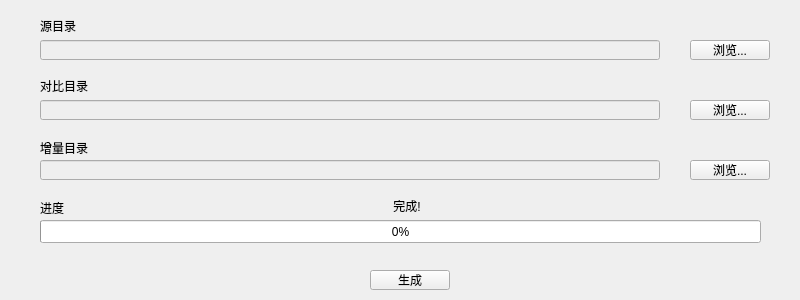
Before: the Qt Designer form mainwindow.ui in moonagic/QTMerger, drawn with Qt 5.
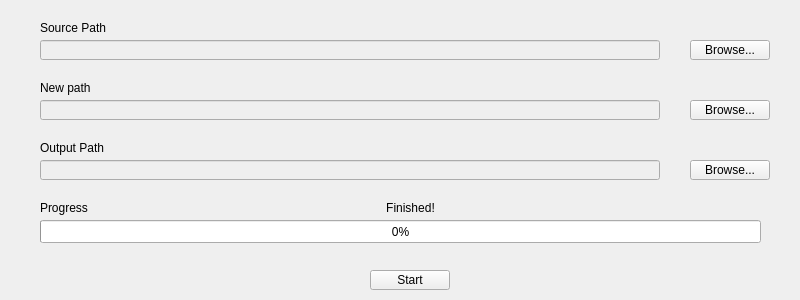
After: the same form once the commit is applied.

Diff of the .ui file:
```diff
--- a/mainwindow.ui
+++ b/mainwindow.ui
@@ -58,12 +58,12 @@
      <rect>
       <x>40</x>
       <y>20</y>
-      <width>54</width>
-      <height>12</height>
+      <width>251</width>
+      <height>16</height>
      </rect>
     </property>
     <property name="text">
-     <string>源目录</string>
+     <string>Source Path</string>
     </property>
    </widget>
    <widget class="QLabel" name="label_2">
@@ -71,12 +71,12 @@
      <rect>
       <x>40</x>
       <y>80</y>
-      <width>54</width>
-      <height>12</height>
+      <width>181</width>
+      <height>16</height>
      </rect>
     </property>
     <property name="text">
-     <string>对比目录</string>
+     <string>New path</string>
     </property>
    </widget>
    <widget class="QLabel" name="label_3">
@@ -89,7 +89,7 @@
      </rect>
     </property>
     <property name="text">
-     <string>增量目录</string>
+     <string>Output Path</string>
     </property>
    </widget>
    <widget class="QPushButton" name="pushButton">
@@ -102,7 +102,7 @@
      </rect>
     </property>
     <property name="text">
-     <string>浏览...</string>
+     <string>Browse...</string>
     </property>
    </widget>
    <widget class="QPushButton" name="pushButton_2">
@@ -115,7 +115,7 @@
      </rect>
     </property>
     <property name="text">
-     <string>浏览...</string>
+     <string>Browse...</string>
     </property>
    </widget>
    <widget class="QPushButton" name="pushButton_3">
@@ -128,7 +128,7 @@
      </rect>
     </property>
     <property name="text">
-     <string>浏览...</string>
+     <string>Browse...</string>
     </property>
    </widget>
    <widget class="QPushButton" name="pushButton_4">
@@ -141,7 +141,7 @@
      </rect>
     </property>
     <property name="text">
-     <string>生成</string>
+     <string>Start</string>
     </property>
    </widget>
    <widget class="QLabel" name="label_4">
@@ -154,7 +154,7 @@
      </rect>
     </property>
     <property name="text">
-     <string>进度</string>
+     <string>Progress</string>
     </property>
    </widget>
    <widget class="QProgressBar" name="progressBar">
@@ -173,14 +173,14 @@
    <widget class="QLabel" name="label_5">
     <property name="geometry">
      <rect>
-      <x>380</x>
+      <x>370</x>
       <y>200</y>
-      <width>54</width>
-      <height>12</height>
+      <width>81</width>
+      <height>16</height>
      </rect>
     </property>
     <property name="text">
-     <string>完成!</string>
+     <string>Finished!</string>
     </property>
     <property name="alignment">
      <set>Qt::AlignCenter</set>
```
